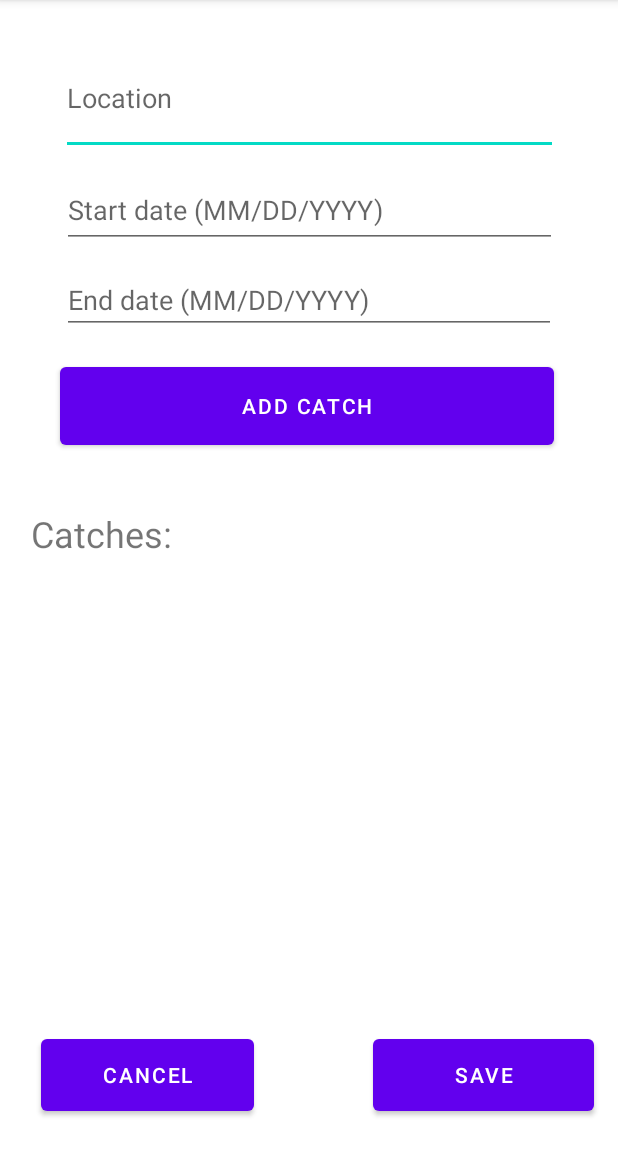
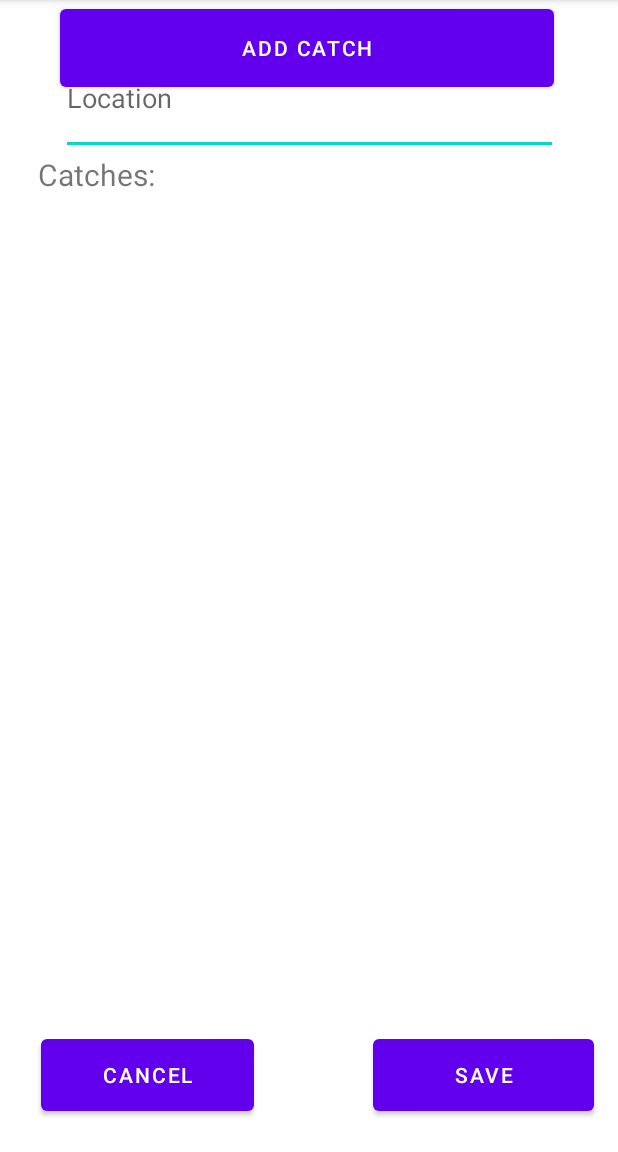
Before and after one commit to LukeBerryCS/FishLog, an Android app: the LogTrip screen opened directly, with no data from a screen before it, on a phone screen of 412 x 824 dp, the part 84-1236 px from its top. Run offline under Robolectric (Android 15) with nearby library versions, the phone set to English and light mode, and no system bars; our stand-ins replace Room's generated code.

```diff
--- a/app/src/main/java/com/example/fishlog/Fish.java
+++ b/app/src/main/java/com/example/fishlog/Fish.java
@@ -18,6 +18,7 @@ public class Fish {
     private String location;
     private int tripId;
 
+    //For LogCatch
     public Fish(String species, float weight, int size, String location) {
         this.userId = MainActivity.currentUserId;
         this.species = species;
@@ -28,6 +29,7 @@ public class Fish {
         System.out.println("Fish created");
     }
 
+    //For LogTripCatch
     public Fish(int tripId, String species, float weight, int size) {
         this.userId = MainActivity.currentUserId;
         this.species = species;
--- a/app/src/main/java/com/example/fishlog/LogTrip.java
+++ b/app/src/main/java/com/example/fishlog/LogTrip.java
@@ -27,8 +27,6 @@ public class LogTrip extends AppCompatActivity {
     Button logTripSave;
     Button logTripAddCatch;
     EditText logTripLocation;
-    EditText logTripStartDate;
-    EditText logTripEndDate;
     TextView logTripViewCatches;
 
     TripDAO myTripDAO;
@@ -46,13 +44,9 @@ public class LogTrip extends AppCompatActivity {
         logTripSave = findViewById(R.id.logTripSave);
         logTripAddCatch = findViewById(R.id.logTripAddCatch);
         logTripLocation = findViewById(R.id.logTripLocation);
-        logTripStartDate = findViewById(R.id.logTripStartDate);
-        logTripEndDate = findViewById(R.id.logTripEndDate);
         logTripViewCatches = findViewById(R.id.logTripViewCatches);
 
         logTripLocation.setText(tempLocation);
-        logTripStartDate.setText(tempStartDate);
-        logTripEndDate.setText(tempEndDate);
         logTripViewCatches.setMovementMethod(new ScrollingMovementMethod());
 
         List<Fish> currentFish = myFishDAO.populateCatches(Trip.classTripId+1);
@@ -82,12 +76,10 @@ public class LogTrip extends AppCompatActivity {
 
     private void save() {
         String location = logTripLocation.getText().toString();
-        String startDate = logTripStartDate.getText().toString();
-        String endDate = logTripEndDate.getText().toString();
 
-        Trip newTrip = new Trip(location, startDate, endDate);
+        Trip newTrip = new Trip(location);
         myTripDAO.insert(newTrip);
-        System.out.println("New trip created: " + location + " (" + startDate + " - " + endDate + ")");
+        System.out.println("New trip created: " + location);
 
         tempLocation = "";
         tempStartDate = "";
@@ -100,8 +92,6 @@ public class LogTrip extends AppCompatActivity {
 
     private void addCatchToTrip() {
         tempLocation = logTripLocation.getText().toString();
-        tempStartDate = logTripStartDate.getText().toString();
-        tempEndDate = logTripEndDate.getText().toString();
         Intent intent = new Intent(LogTrip.this, LogTripCatch.class);
         startActivity(intent);
         finish();
--- a/app/src/main/res/layout/activity_main.xml
+++ b/app/src/main/res/layout/activity_main.xml
@@ -28,7 +28,7 @@
         android:id="@+id/usernameEntry"
         android:layout_width="245dp"
         android:layout_height="75dp"
-        android:layout_marginTop="96dp"
+        android:layout_marginTop="40dp"
         android:ems="10"
         android:hint="Username"
         android:inputType="textPersonName"
@@ -54,7 +54,7 @@
         android:id="@+id/loginSubmitButton"
         android:layout_width="374dp"
         android:layout_height="62dp"
-        android:layout_marginTop="104dp"
+        android:layout_marginTop="84dp"
         android:backgroundTint="#3F51B5"
         android:text="LOGIN"
         android:textStyle="bold"
--- a/app/src/main/res/layout/index.xml
+++ b/app/src/main/res/layout/index.xml
@@ -9,7 +9,7 @@
         android:id="@+id/loginInfoTemp"
         android:layout_width="374dp"
         android:layout_height="161dp"
-        android:textSize="24sp"
+        android:textSize="20sp"
         app:layout_constraintBottom_toBottomOf="parent"
         app:layout_constraintEnd_toEndOf="parent"
         app:layout_constraintHorizontal_bias="0.378"
--- a/app/src/main/res/layout/log_catch.xml
+++ b/app/src/main/res/layout/log_catch.xml
@@ -27,10 +27,10 @@
         android:textSize="18sp"
         app:layout_constraintBottom_toBottomOf="parent"
         app:layout_constraintEnd_toEndOf="parent"
-        app:layout_constraintHorizontal_bias="0.492"
+        app:layout_constraintHorizontal_bias="0.511"
         app:layout_constraintStart_toStartOf="parent"
         app:layout_constraintTop_toTopOf="parent"
-        app:layout_constraintVertical_bias="0.604" />
+        app:layout_constraintVertical_bias="0.722" />
 
     <EditText
         android:id="@+id/logCatchSpecies"
--- a/app/src/main/res/layout/log_trip.xml
+++ b/app/src/main/res/layout/log_trip.xml
@@ -33,25 +33,25 @@
         android:id="@+id/logTripAddCatch"
         android:layout_width="329dp"
         android:layout_height="64dp"
-        android:layout_marginTop="16dp"
         android:text="Add Catch"
         app:layout_constraintEnd_toEndOf="parent"
         app:layout_constraintHorizontal_bias="0.487"
         app:layout_constraintStart_toStartOf="parent"
-        app:layout_constraintTop_toBottomOf="@+id/logTripEndDate" />
+        tools:layout_editor_absoluteY="128dp" />
 
     <TextView
         android:id="@+id/logTripViewCatches"
-        android:layout_width="371dp"
-        android:layout_height="302dp"
+        android:layout_width="370dp"
+        android:layout_height="280dp"
         android:layout_marginTop="8dp"
         android:text="Catches:"
-        android:textSize="24sp"
+        android:textSize="20sp"
         app:layout_constraintBottom_toBottomOf="parent"
         app:layout_constraintEnd_toEndOf="parent"
+        app:layout_constraintHorizontal_bias="0.6"
         app:layout_constraintStart_toStartOf="parent"
         app:layout_constraintTop_toBottomOf="@+id/logTripAddCatch"
-        app:layout_constraintVertical_bias="0.183" />
+        app:layout_constraintVertical_bias="0.073" />
 
     <EditText
         android:id="@+id/logTripLocation"
@@ -65,28 +65,4 @@
         app:layout_constraintStart_toStartOf="parent"
         app:layout_constraintTop_toTopOf="parent" />
 
-    <EditText
-        android:id="@+id/logTripStartDate"
-        android:layout_width="330dp"
-        android:layout_height="50dp"
-        android:layout_marginTop="12dp"
-        android:ems="10"
-        android:hint="Start date (MM/DD/YYYY)"
-        android:inputType="textPersonName"
-        app:layout_constraintEnd_toEndOf="parent"
-        app:layout_constraintStart_toStartOf="parent"
-        app:layout_constraintTop_toBottomOf="@+id/logTripLocation" />
-
-    <EditText
-        android:id="@+id/logTripEndDate"
-        android:layout_width="329dp"
-        android:layout_height="45dp"
-        android:layout_marginTop="12dp"
-        android:ems="10"
-        android:hint="End date (MM/DD/YYYY)"
-        android:inputType="textPersonName"
-        app:layout_constraintEnd_toEndOf="parent"
-        app:layout_constraintStart_toStartOf="parent"
-        app:layout_constraintTop_toBottomOf="@+id/logTripStartDate" />
-
 </androidx.constraintlayout.widget.ConstraintLayout>
```
Also changed, not shown: app/src/main/java/com/example/fishlog/Index.java (+7 -1 lines), app/src/main/java/com/example/fishlog/LogCatch.java (+22 -3 lines), app/src/main/java/com/example/fishlog/LogTripCatch.java (+22 -2 lines), app/src/main/java/com/example/fishlog/Trip.java (+1 -21 lines), app/src/main/java/com/example/fishlog/User.java (+47 -0 lines), 2 other files.
